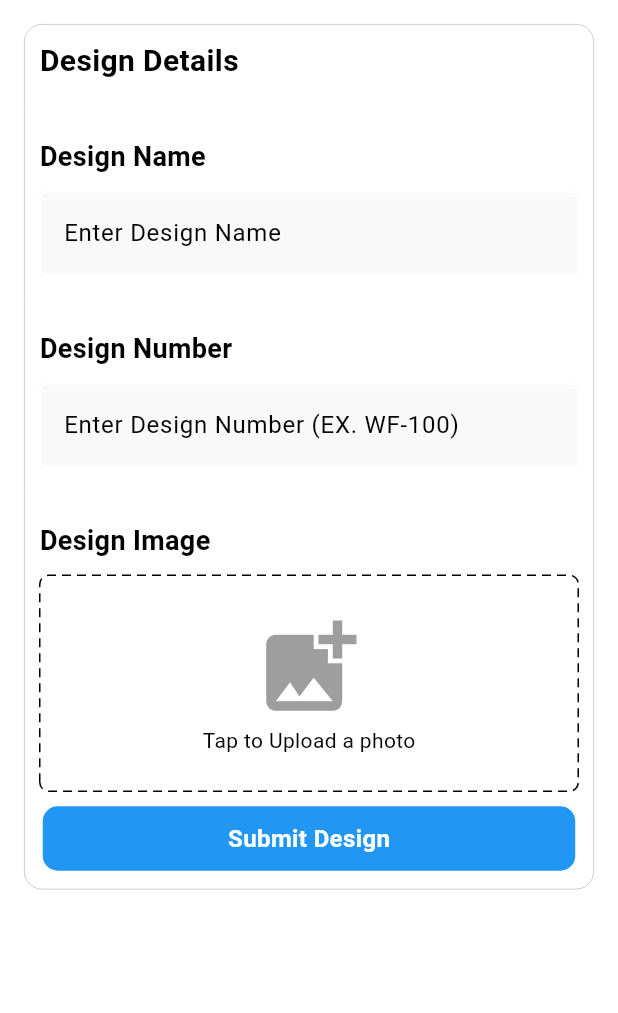
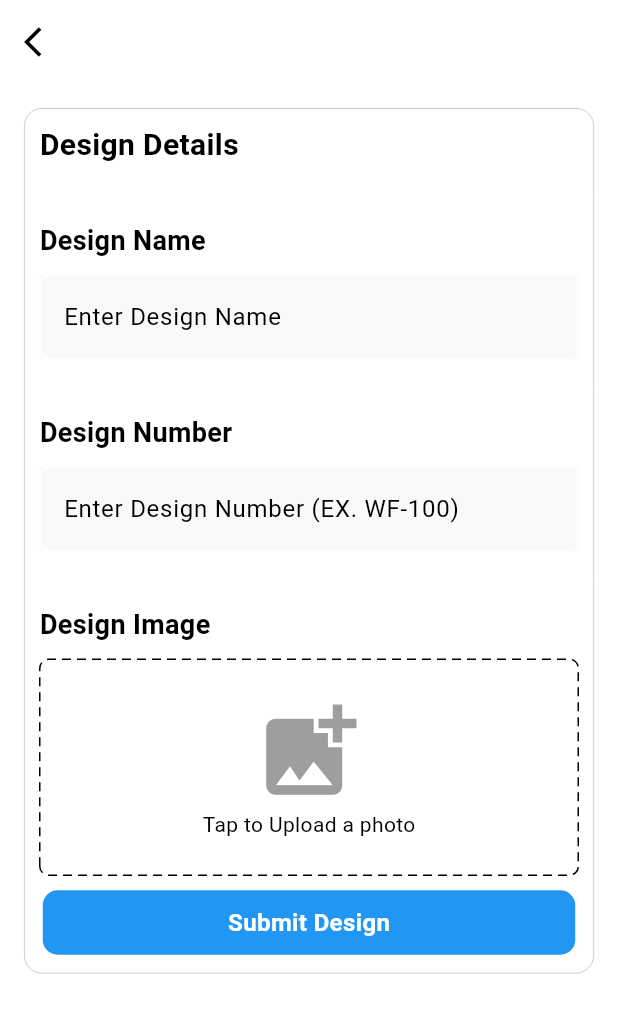
Before and after one commit to ParthDhankecha/texmunimx-app, a Flutter app: the CreateDesignScreen screen opened directly, on a phone screen of 412 x 824 dp. Shown: the top 1013 px of the screen. Run offline on Flutter 3.47's test engine with Material 3 defaults, Android fonts, the phone set to English and light mode, and no system bars; drawn by our look-alikes of dotted_border; our stand-ins replace get, google_fonts, image_picker, pinput, shared_preferences; accounts and stored records are empty.

```diff
--- a/lib/screens/create_design/create_design_screen.dart
+++ b/lib/screens/create_design/create_design_screen.dart
@@ -40,7 +40,16 @@ class _CreateDesignScreenState extends State<CreateDesignScreen> {
 
   @override
   Widget build(BuildContext context) {
-    return SingleChildScrollView(
+    return Scaffold(
+      appBar: AppBar(
+        leading: IconButton(
+          onPressed: () {
+            Get.back();
+          },
+          icon: Icon(Icons.arrow_back_ios),
+        ),
+      ),
+      body: SingleChildScrollView(
         child: Column(
           children: [
             Padding(
@@ -221,6 +230,7 @@ class _CreateDesignScreenState extends State<CreateDesignScreen> {
             ),
           ],
         ),
+      ),
     );
   }
 }
--- a/lib/screens/create_design/design_list_screen.dart
+++ b/lib/screens/create_design/design_list_screen.dart
@@ -27,7 +27,7 @@ class _DesignListScreenState extends State<DesignListScreen> {
       appBar: searchDesignAppBar(),
       body: Obx(
         () => controller.isLoading.value
-            ? CircularProgressIndicator()
+            ? Center(child: CircularProgressIndicator())
             : GridView.builder(
                 padding: const EdgeInsets.all(16.0),
                 gridDelegate: const SliverGridDelegateWithFixedCrossAxisCount(
--- a/lib/screens/create_design/widgets/search_design_appbar.dart
+++ b/lib/screens/create_design/widgets/search_design_appbar.dart
@@ -1,5 +1,7 @@
 import 'package:flutter/material.dart';
+import 'package:get/get.dart';
 import 'package:textile_po/common_widgets/search_field.dart';
+import 'package:textile_po/screens/create_design/create_design_screen.dart';
 import 'package:textile_po/utils/app_colors.dart';
 
 AppBar searchDesignAppBar() {
@@ -23,7 +25,9 @@ AppBar searchDesignAppBar() {
             ),
             SizedBox(width: 4),
             IconButton(
-              onPressed: () {},
+              onPressed: () {
+                Get.to(() => CreateDesignScreen());
+              },
               icon: Container(
                 padding: EdgeInsets.all(9),
                 decoration: BoxDecoration(
```
Lines whose indentation alone changed are shown as unchanged.
